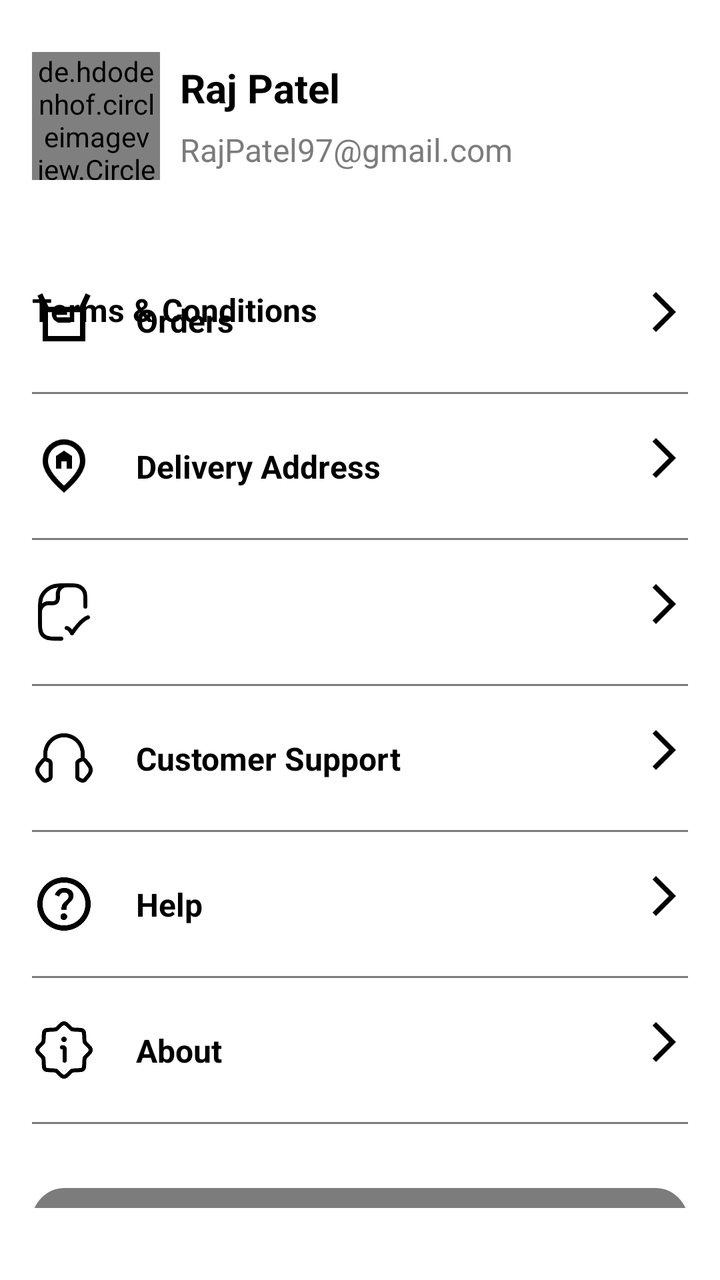
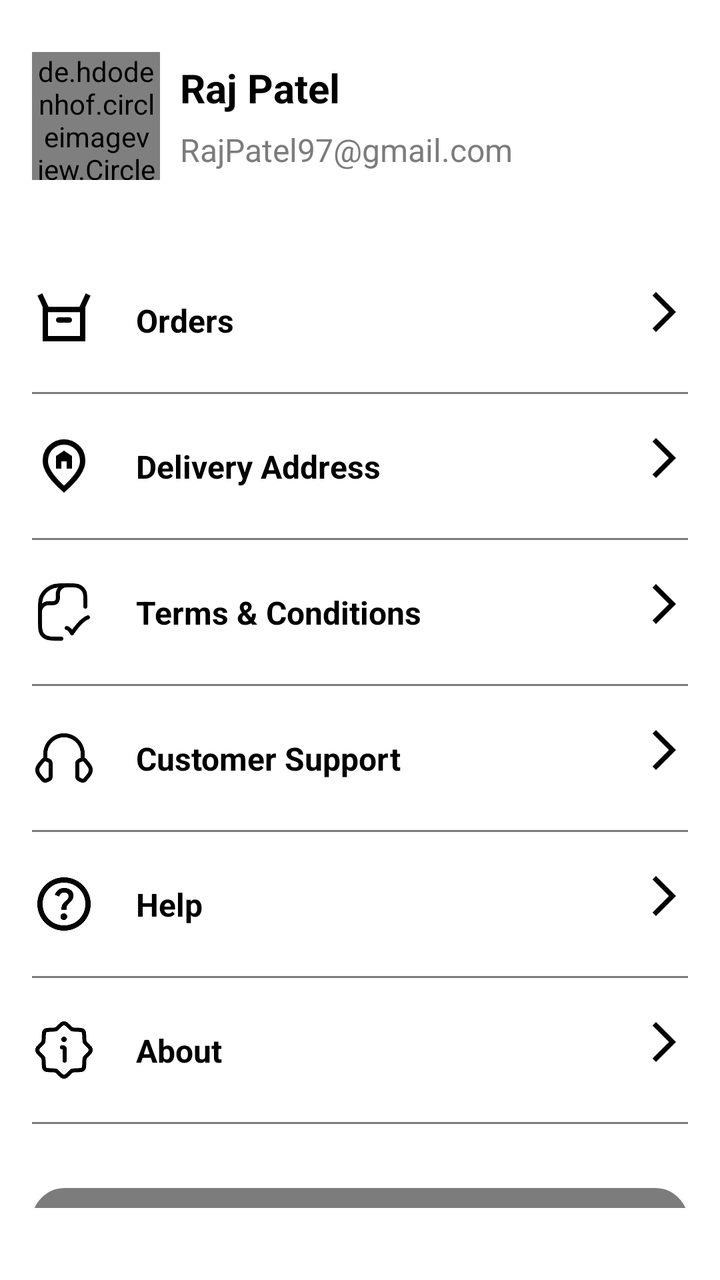

The first picture is an Android layout as it rendered before a commit; the second is the same layout after the commit. The layout source and the unified diff follow.
<!-- AndroidManifest.xml: application theme Theme.Shopify -->
<!-- res/layout/fragment_account.xml -->
<?xml version="1.0" encoding="utf-8"?>
<androidx.core.widget.NestedScrollView xmlns:android="http://schemas.android.com/apk/res/android"
    xmlns:app="http://schemas.android.com/apk/res-auto"
    xmlns:tools="http://schemas.android.com/tools"
    android:layout_width="match_parent"
    android:layout_height="match_parent"
    android:background="@color/color_white"
    android:paddingBottom="@dimen/padding_36">

    <androidx.appcompat.widget.LinearLayoutCompat
        android:layout_width="match_parent"
        android:layout_height="match_parent"
        android:background="@color/color_white"
        android:orientation="vertical"
        android:padding="@dimen/padding_16">

        <androidx.constraintlayout.widget.ConstraintLayout
            android:id="@+id/profileLayout"
            android:layout_width="match_parent"
            android:layout_height="wrap_content"
            android:orientation="vertical">

            <de.hdodenhof.circleimageview.CircleImageView
                android:id="@+id/imageUser"
                android:layout_width="@dimen/default_image_size_64dp"
                android:layout_height="@dimen/default_image_size_64dp"
                android:layout_marginVertical="@dimen/margin_10"
                android:clipToOutline="true"
                android:src="@drawable/ic_account"
                app:civ_border_width="1dp"
                app:layout_constraintBottom_toBottomOf="parent"
                app:layout_constraintStart_toStartOf="parent"
                app:layout_constraintTop_toTopOf="parent" />

            <androidx.appcompat.widget.AppCompatTextView
                android:id="@+id/textUserName"
                style="@style/MediumLargeTextSizeTitle"
                android:layout_width="0dp"
                android:layout_height="wrap_content"
                android:layout_marginHorizontal="@dimen/margin_10"
                android:text="Raj Patel"
                app:layout_constraintBottom_toTopOf="@id/textUserEmail"
                app:layout_constraintEnd_toEndOf="parent"
                app:layout_constraintStart_toEndOf="@+id/imageUser"
                app:layout_constraintTop_toTopOf="@+id/imageUser" />

            <androidx.appcompat.widget.AppCompatTextView
                android:id="@+id/textUserEmail"
                style="@style/MediumTextSizeDescription"
                android:layout_width="0dp"
                android:layout_marginHorizontal="@dimen/margin_10"
                android:layout_marginTop="@dimen/margin_2"
                android:maxLines="1"
                android:text="RajPatel97@gmail.com"
                app:layout_constraintBottom_toBottomOf="@+id/imageUser"
                app:layout_constraintEnd_toEndOf="parent"
                app:layout_constraintStart_toEndOf="@+id/imageUser"
                app:layout_constraintTop_toBottomOf="@+id/textUserName" />
        </androidx.constraintlayout.widget.ConstraintLayout>

        <FrameLayout
            android:id="@+id/ad_container"
            android:layout_width="match_parent"
            android:layout_height="200dp"
            android:layout_margin="@dimen/margin_8"
            android:visibility="gone" />

        <androidx.appcompat.widget.LinearLayoutCompat
            android:layout_width="match_parent"
            android:layout_height="wrap_content"
            android:layout_marginTop="@dimen/margin_32"
            android:orientation="vertical">

            <androidx.constraintlayout.widget.ConstraintLayout
                android:id="@+id/OrdersLayout"
                android:layout_width="match_parent"
                android:layout_height="wrap_content"
                android:orientation="horizontal"
                android:paddingVertical="@dimen/padding_12">

                <androidx.appcompat.widget.AppCompatImageView
                    android:id="@+id/imageOrders"
                    android:layout_width="@dimen/default_image_size_32dp"
                    android:layout_height="@dimen/default_image_size_32dp"
                    android:src="@drawable/ic_orders"
                    android:tint="@color/color_black"
                    app:layout_constraintBottom_toBottomOf="parent"
                    app:layout_constraintStart_toStartOf="parent"
                    app:layout_constraintTop_toTopOf="parent" />

                <androidx.appcompat.widget.AppCompatTextView
                    android:id="@+id/textOrders"
                    style="@style/MediumTextSizeTitle"
                    android:layout_width="wrap_content"
                    android:layout_height="wrap_content"
                    android:layout_marginStart="@dimen/margin_20"
                    android:text="@string/str_orders"
                    app:layout_constraintBottom_toBottomOf="parent"
                    app:layout_constraintStart_toEndOf="@+id/imageOrders"
                    app:layout_constraintTop_toTopOf="parent" />

                <androidx.appcompat.widget.AppCompatImageView
                    android:id="@+id/imageArrowOrders"
                    android:layout_width="@dimen/default_image_size_24dp"
                    android:layout_height="@dimen/default_image_size_24dp"
                    android:src="@drawable/ic_arrow_right"
                    app:layout_constraintEnd_toEndOf="parent"
                    app:layout_constraintTop_toTopOf="parent" />

                <androidx.appcompat.widget.AppCompatTextView
                    android:id="@+id/textTermAndCondition"
                    style="@style/MediumTextSizeTitle"
                    android:layout_width="wrap_content"
                    android:layout_height="wrap_content"
                    android:text="@string/str_terms_conditions"
                    tools:layout_editor_absoluteX="58dp"
                    tools:layout_editor_absoluteY="24dp" />

            </androidx.constraintlayout.widget.ConstraintLayout>

            <View
                android:layout_width="match_parent"
                android:layout_height="1dp"
                android:layout_marginTop="@dimen/margin_8"
                android:layout_marginBottom="@dimen/margin_8"
                android:background="@color/color_light_gray" />

            <androidx.constraintlayout.widget.ConstraintLayout
                android:id="@+id/deliveryAddressLayout"
                android:layout_width="match_parent"
                android:layout_height="wrap_content"
                android:orientation="horizontal"
                android:paddingVertical="@dimen/padding_12">

                <androidx.appcompat.widget.AppCompatImageView
                    android:id="@+id/imageDeliveryAddress"
                    android:layout_width="@dimen/default_image_size_32dp"
                    android:layout_height="@dimen/default_image_size_32dp"
                    android:src="@drawable/ic_delivery_address"
                    android:tint="@color/color_black"
                    app:layout_constraintBottom_toBottomOf="parent"
                    app:layout_constraintStart_toStartOf="parent"
                    app:layout_constraintTop_toTopOf="parent" />

                <androidx.appcompat.widget.AppCompatTextView
                    android:id="@+id/textDeliveryAddress"
                    style="@style/MediumTextSizeTitle"
                    android:layout_width="0dp"
                    android:layout_height="wrap_content"
                    android:layout_marginStart="@dimen/margin_20"
                    android:maxLines="2"
                    android:text="@string/str_delivery_address"
                    app:layout_constraintBottom_toBottomOf="parent"
                    app:layout_constraintEnd_toStartOf="@id/imageArrowDeliveryAddress"
                    app:layout_constraintStart_toEndOf="@+id/imageDeliveryAddress"
                    app:layout_constraintTop_toTopOf="parent" />

                <androidx.appcompat.widget.AppCompatImageView
                    android:id="@+id/imageArrowDeliveryAddress"
                    android:layout_width="@dimen/default_image_size_24dp"
                    android:layout_height="@dimen/default_image_size_24dp"
                    android:src="@drawable/ic_arrow_right"
                    app:layout_constraintEnd_toEndOf="parent"
                    app:layout_constraintTop_toTopOf="parent" />

            </androidx.constraintlayout.widget.ConstraintLayout>

            <View
                android:layout_width="match_parent"
                android:layout_height="1dp"
                android:layout_marginTop="@dimen/margin_8"
                android:layout_marginBottom="@dimen/margin_8"
                android:background="@color/color_light_gray" />

            <androidx.constraintlayout.widget.ConstraintLayout
                android:id="@+id/termAndConditionLayout"
                android:layout_width="match_parent"
                android:layout_height="wrap_content"
                android:orientation="horizontal"
                android:paddingVertical="@dimen/padding_12">

                <androidx.appcompat.widget.AppCompatImageView
                    android:id="@+id/imageTermAndCondition"
                    android:layout_width="@dimen/default_image_size_32dp"
                    android:layout_height="@dimen/default_image_size_32dp"
                    android:src="@drawable/ic_terms_conditions"
                    android:tint="@color/color_black"
                    app:layout_constraintBottom_toBottomOf="parent"
                    app:layout_constraintStart_toStartOf="parent"
                    app:layout_constraintTop_toTopOf="parent" />

                <androidx.appcompat.widget.AppCompatImageView
                    android:id="@+id/imageArrowTermAndCondition"
                    android:layout_width="@dimen/default_image_size_24dp"
                    android:layout_height="@dimen/default_image_size_24dp"
                    android:src="@drawable/ic_arrow_right"
                    app:layout_constraintEnd_toEndOf="parent"
                    app:layout_constraintTop_toTopOf="parent" />

            </androidx.constraintlayout.widget.ConstraintLayout>

            <View
                android:layout_width="match_parent"
                android:layout_height="1dp"
                android:layout_marginTop="@dimen/margin_8"
                android:layout_marginBottom="@dimen/margin_8"
                android:background="@color/color_light_gray" />

            <androidx.constraintlayout.widget.ConstraintLayout
                android:id="@+id/customerSupportLayout"
                android:layout_width="match_parent"
                android:layout_height="wrap_content"
                android:orientation="horizontal"
                android:paddingVertical="@dimen/padding_12">

                <androidx.appcompat.widget.AppCompatImageView
                    android:id="@+id/imageCustomerSupport"
                    android:layout_width="@dimen/default_image_size_32dp"
                    android:layout_height="@dimen/default_image_size_32dp"
                    android:src="@drawable/ic_support"
                    android:tint="@color/color_black"
                    app:layout_constraintBottom_toBottomOf="parent"
                    app:layout_constraintStart_toStartOf="parent"
                    app:layout_constraintTop_toTopOf="parent" />

                <androidx.appcompat.widget.AppCompatTextView
                    android:id="@+id/textCustomerSupport"
                    style="@style/MediumTextSizeTitle"
                    android:layout_width="wrap_content"
                    android:layout_height="wrap_content"
                    android:layout_marginStart="@dimen/margin_20"
                    android:text="@string/str_customer_support"
                    app:layout_constraintBottom_toBottomOf="parent"
                    app:layout_constraintStart_toEndOf="@+id/imageCustomerSupport"
                    app:layout_constraintTop_toTopOf="parent" />

                <androidx.appcompat.widget.AppCompatImageView
                    android:id="@+id/imageArrowCustomerSupport"
                    android:layout_width="@dimen/default_image_size_24dp"
                    android:layout_height="@dimen/default_image_size_24dp"
                    android:src="@drawable/ic_arrow_right"
                    app:layout_constraintEnd_toEndOf="parent"
                    app:layout_constraintTop_toTopOf="parent" />

            </androidx.constraintlayout.widget.ConstraintLayout>

            <View
                android:layout_width="match_parent"
                android:layout_height="1dp"
                android:layout_marginTop="@dimen/margin_8"
                android:layout_marginBottom="@dimen/margin_8"
                android:background="@color/color_light_gray" />

            <androidx.constraintlayout.widget.ConstraintLayout
                android:id="@+id/helpLayout"
                android:layout_width="match_parent"
                android:layout_height="wrap_content"
                android:orientation="horizontal"
                android:paddingVertical="@dimen/padding_12">

                <androidx.appcompat.widget.AppCompatImageView
                    android:id="@+id/imageHelp"
                    android:layout_width="@dimen/default_image_size_32dp"
                    android:layout_height="@dimen/default_image_size_32dp"
                    android:src="@drawable/ic_help"
                    android:tint="@color/color_black"
                    app:layout_constraintBottom_toBottomOf="parent"
                    app:layout_constraintStart_toStartOf="parent"
                    app:layout_constraintTop_toTopOf="parent" />

                <androidx.appcompat.widget.AppCompatTextView
                    android:id="@+id/textHelp"
                    style="@style/MediumTextSizeTitle"
                    android:layout_width="wrap_content"
                    android:layout_height="wrap_content"
                    android:layout_marginStart="@dimen/margin_20"
                    android:text="@string/str_help"
                    app:layout_constraintBottom_toBottomOf="parent"
                    app:layout_constraintStart_toEndOf="@+id/imageHelp"
                    app:layout_constraintTop_toTopOf="parent" />

                <androidx.appcompat.widget.AppCompatImageView
                    android:id="@+id/imageArrowHelp"
                    android:layout_width="@dimen/default_image_size_24dp"
                    android:layout_height="@dimen/default_image_size_24dp"
                    android:src="@drawable/ic_arrow_right"
                    app:layout_constraintEnd_toEndOf="parent"
                    app:layout_constraintTop_toTopOf="parent" />

            </androidx.constraintlayout.widget.ConstraintLayout>

            <View
                android:layout_width="match_parent"
                android:layout_height="1dp"
                android:layout_marginTop="@dimen/margin_8"
                android:layout_marginBottom="@dimen/margin_8"
                android:background="@color/color_light_gray" />

            <androidx.constraintlayout.widget.ConstraintLayout
                android:id="@+id/aboutLayout"
                android:layout_width="match_parent"
                android:layout_height="wrap_content"
                android:orientation="horizontal"
                android:paddingVertical="@dimen/padding_12">

                <androidx.appcompat.widget.AppCompatImageView
                    android:id="@+id/imageAbout"
                    android:layout_width="@dimen/default_image_size_32dp"
                    android:layout_height="@dimen/default_image_size_32dp"
                    android:src="@drawable/ic_info"
                    android:tint="@color/color_black"
                    app:layout_constraintBottom_toBottomOf="parent"
                    app:layout_constraintStart_toStartOf="parent"
                    app:layout_constraintTop_toTopOf="parent" />

                <androidx.appcompat.widget.AppCompatTextView
                    android:id="@+id/textAbout"
                    style="@style/MediumTextSizeTitle"
                    android:layout_width="wrap_content"
                    android:layout_height="wrap_content"
                    android:layout_marginStart="@dimen/margin_20"
                    android:text="@string/str_about"
                    app:layout_constraintBottom_toBottomOf="parent"
                    app:layout_constraintStart_toEndOf="@+id/imageAbout"
                    app:layout_constraintTop_toTopOf="parent" />

                <androidx.appcompat.widget.AppCompatImageView
                    android:id="@+id/imageArrowAbout"
                    android:layout_width="@dimen/default_image_size_24dp"
                    android:layout_height="@dimen/default_image_size_24dp"
                    android:src="@drawable/ic_arrow_right"
                    app:layout_constraintEnd_toEndOf="parent"
                    app:layout_constraintTop_toTopOf="parent" />

            </androidx.constraintlayout.widget.ConstraintLayout>

            <View
                android:layout_width="match_parent"
                android:layout_height="1dp"
                android:layout_marginTop="@dimen/margin_8"
                android:layout_marginBottom="@dimen/margin_8"
                android:background="@color/color_light_gray" />
        </androidx.appcompat.widget.LinearLayoutCompat>

        <androidx.appcompat.widget.AppCompatButton
            android:id="@+id/buttonLogOut"
            android:layout_width="match_parent"
            android:layout_height="@dimen/default_button"
            android:layout_marginTop="@dimen/margin_24"
            android:layout_marginBottom="@dimen/margin_32"
            android:background="@drawable/bg_rounded"
            android:backgroundTint="@color/color_light_gray"
            android:text="@string/str_log_out"
            android:textColor="@color/color_white"
            android:textSize="@dimen/font_16" />

    </androidx.appcompat.widget.LinearLayoutCompat>
</androidx.core.widget.NestedScrollView>
<!-- resources referenced by this layout -->
<resources>
  <color name="color_black">#FF000000</color>
  <color name="color_light_gray">#7C7C7C</color>
  <color name="color_white">#FFFFFFFF</color>
  <dimen name="default_button">48dp</dimen>
  <dimen name="default_image_size_24dp">24dp</dimen>
  <dimen name="default_image_size_32dp">32dp</dimen>
  <dimen name="default_image_size_64dp">64dp</dimen>
  <dimen name="font_16">16sp</dimen>
  <dimen name="margin_10">10dp</dimen>
  <dimen name="margin_2">2dp</dimen>
  <dimen name="margin_20">20dp</dimen>
  <dimen name="margin_24">24dp</dimen>
  <dimen name="margin_32">32dp</dimen>
  <dimen name="margin_8">8dp</dimen>
  <dimen name="padding_12">12dp</dimen>
  <dimen name="padding_16">16dp</dimen>
  <dimen name="padding_36">36dp</dimen>
  <!-- drawable bg_rounded (drawable) -->
  <?xml version="1.0" encoding="utf-8"?>
  <shape xmlns:android="http://schemas.android.com/apk/res/android"
      android:shape="rectangle">
  
      <corners android:radius="16dp" />
  
      <solid android:color="@color/color_white" />
  
      <stroke
          android:width="1dp"
          android:color="#E3E3E3" />
  
  </shape>
  <!-- drawable ic_arrow_right (drawable) -->
  <?xml version="1.0" encoding="utf-8"?>
  <vector xmlns:android="http://schemas.android.com/apk/res/android"
      android:width="24dp"
      android:height="24dp"
      android:autoMirrored="true"
      android:tint="#000000"
      android:viewportWidth="24"
      android:viewportHeight="24">
  
      <path
          android:fillColor="@android:color/white"
          android:pathData="M6.23,20.23l1.77,1.77l10,-10l-10,-10l-1.77,1.77l8.23,8.23z" />
  
  </vector>
  <string name="str_about">About</string>
  <string name="str_customer_support">Customer Support</string>
  <string name="str_delivery_address">Delivery Address</string>
  <string name="str_help">Help</string>
  <string name="str_log_out">Log Out</string>
  <string name="str_orders">Orders</string>
  <string name="str_terms_conditions" translatable="false">Terms &amp; Conditions</string>
  <style name="MediumLargeTextSizeTitle" parent="CustomHeaderTextStyle">
          <item name="android:textSize">@dimen/font_20</item>
      </style>
  <style name="MediumTextSizeDescription" parent="CustomDescriptionTextStyle">
          <item name="android:textSize">@dimen/font_16</item>
      </style>
  <style name="MediumTextSizeTitle" parent="CustomHeaderTextStyle">
          <item name="android:textSize">@dimen/font_16</item>
      </style>
  <style name="Theme.Shopify" parent="Base.Theme.Shopify" />
  <style name="CustomHeaderTextStyle">
          <item name="android:textSize">@dimen/font_18</item>
          <item name="android:textColor">@color/color_black</item>
          <item name="android:textStyle">bold</item>
          <item name="android:textAlignment">textStart</item>
          <item name="android:maxLines">1</item>
          <item name="android:ellipsize">end</item>
      </style>
  <dimen name="font_20">20sp</dimen>
  <style name="CustomDescriptionTextStyle">
          <item name="android:textSize">@dimen/font_14</item>
          <item name="android:textColor">@color/color_light_gray</item>
          <item name="android:textAlignment">textStart</item>
          <item name="android:maxLines">2</item>
          <item name="android:ellipsize">end</item>
          <item name="android:layout_width">wrap_content</item>
          <item name="android:layout_height">wrap_content</item>
      </style>
  <style name="Base.Theme.Shopify" parent="Theme.Material3.DayNight.NoActionBar">
          
          
      </style>
  <dimen name="font_18">18sp</dimen>
  <dimen name="font_14">14sp</dimen>
  <!-- unchanged entries left out for length: 7 -->
</resources>

<!-- the commit's change to res/layout/fragment_account.xml (unified diff, before → after) -->
@@ -107,15 +107,6 @@
                     app:layout_constraintEnd_toEndOf="parent"
                     app:layout_constraintTop_toTopOf="parent" />
 
-                <androidx.appcompat.widget.AppCompatTextView
-                    android:id="@+id/textTermAndCondition"
-                    style="@style/MediumTextSizeTitle"
-                    android:layout_width="wrap_content"
-                    android:layout_height="wrap_content"
-                    android:text="@string/str_terms_conditions"
-                    tools:layout_editor_absoluteX="58dp"
-                    tools:layout_editor_absoluteY="24dp" />
-
             </androidx.constraintlayout.widget.ConstraintLayout>
 
             <View
@@ -188,6 +179,18 @@
                     app:layout_constraintBottom_toBottomOf="parent"
                     app:layout_constraintStart_toStartOf="parent"
                     app:layout_constraintTop_toTopOf="parent" />
+
+                <androidx.appcompat.widget.AppCompatTextView
+                    android:id="@+id/textTermAndCondition"
+                    style="@style/MediumTextSizeTitle"
+                    android:layout_width="0dp"
+                    android:layout_height="wrap_content"
+                    android:text="@string/str_terms_conditions"
+                    android:layout_marginStart="@dimen/margin_20"
+                    app:layout_constraintBottom_toBottomOf="parent"
+                    app:layout_constraintEnd_toStartOf="@id/imageArrowTermAndCondition"
+                    app:layout_constraintStart_toEndOf="@+id/imageTermAndCondition"
+                    app:layout_constraintTop_toTopOf="parent"/>
 
                 <androidx.appcompat.widget.AppCompatImageView
                     android:id="@+id/imageArrowTermAndCondition"
